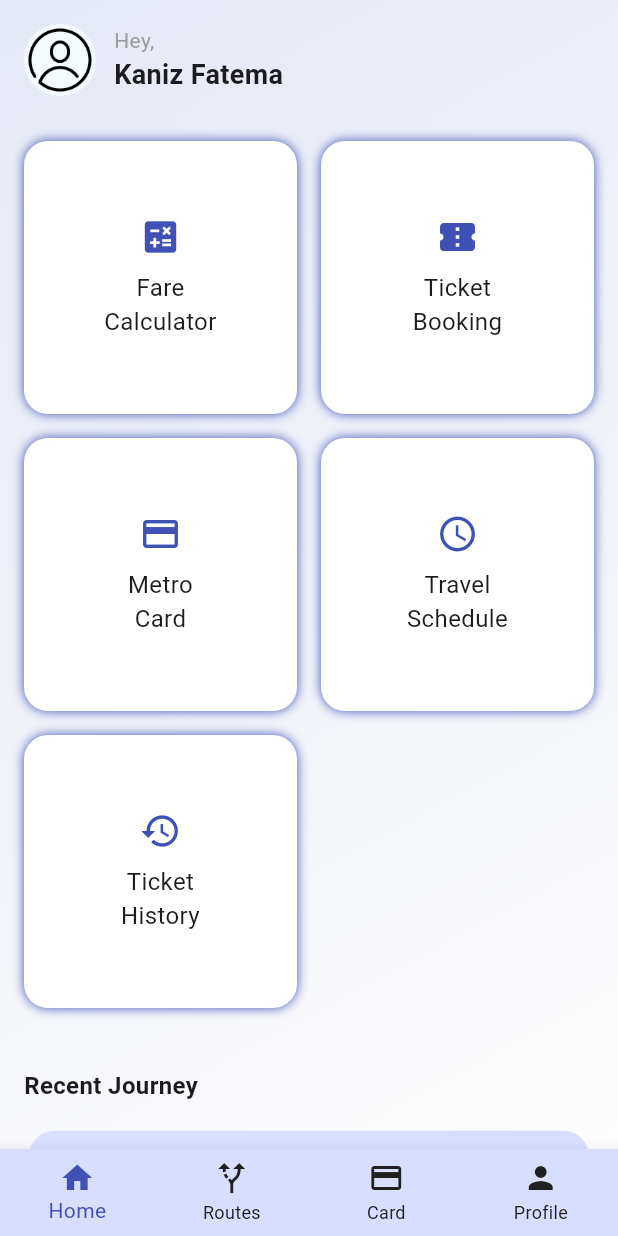
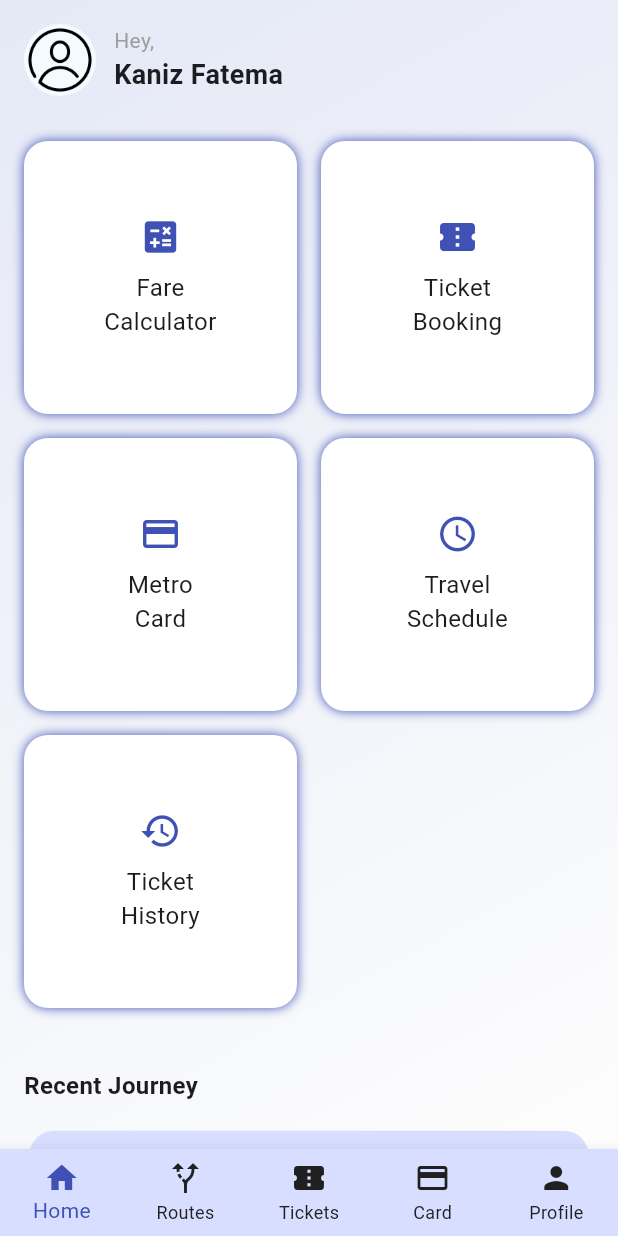
Before and after one commit to TasinChowdhury/metro_go, a Flutter app: the HomePage screen opened by its route, on a phone screen of 412 x 824 dp. Run offline on Flutter 3.47's test engine with Material 3 defaults, Android fonts, the light colour scheme and no system bars; our stand-ins replace cloud_firestore, firebase_auth, firebase_core, qr_flutter; accounts and stored records are empty.

Commit message:
Home Page Error!

```diff
--- a/lib/home_page.dart
+++ b/lib/home_page.dart
@@ -50,10 +50,10 @@ class _HomePageState extends State<HomePage> {
       items: const [
         BottomNavigationBarItem(icon: Icon(Icons.home), label: "Home"),
         BottomNavigationBarItem(icon: Icon(Icons.alt_route), label: "Routes"),
-        // BottomNavigationBarItem(
-        //   icon: Icon(Icons.confirmation_number),
-        //   label: "Tickets",
-        // ),
+        BottomNavigationBarItem(
+          icon: Icon(Icons.confirmation_number),
+          label: "Tickets",
+        ),
         BottomNavigationBarItem(icon: Icon(Icons.credit_card), label: "Card"),
         BottomNavigationBarItem(icon: Icon(Icons.person), label: "Profile"),
       ],
```
